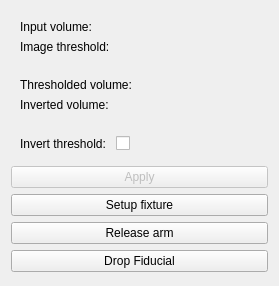
Old version of the form VirtualFixtureLumpectomy/Resources/UI/VirtualFixtureLumpectomy.ui in the repository LauraConnolly/VirtualFixtureLumpectomy.
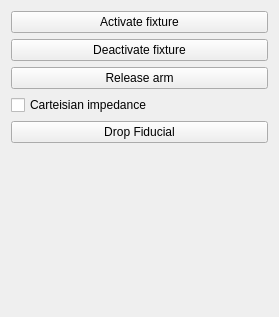
New version of the form. Custom widgets are drawn as their Qt base class.

Commit message: Updated UI for cartesian impedance and position control.

```diff
--- a/VirtualFixtureLumpectomy/Resources/UI/VirtualFixtureLumpectomy.ui
+++ b/VirtualFixtureLumpectomy/Resources/UI/VirtualFixtureLumpectomy.ui
@@ -7,190 +7,21 @@
     <x>0</x>
     <y>0</y>
     <width>279</width>
-    <height>286</height>
+    <height>317</height>
    </rect>
   </property>
   <layout class="QVBoxLayout" name="verticalLayout">
    <item>
-    <widget class="ctkCollapsibleButton" name="inputsCollapsibleButton" native="true">
-     <property name="text" stdset="0">
-      <string>Inputs</string>
-     </property>
-     <layout class="QFormLayout" name="formLayout_2">
-      <item row="0" column="0">
-       <widget class="QLabel" name="label">
-        <property name="text">
-         <string>Input volume:</string>
-        </property>
-       </widget>
-      </item>
-      <item row="0" column="1">
-       <widget class="qMRMLNodeComboBox" name="inputSelector" native="true">
-        <property name="toolTip">
-         <string>Pick the input to the algorithm.</string>
-        </property>
-        <property name="nodeTypes" stdset="0">
-         <stringlist>
-          <string>vtkMRMLScalarVolumeNode</string>
-         </stringlist>
-        </property>
-        <property name="showChildNodeTypes" stdset="0">
-         <bool>false</bool>
-        </property>
-        <property name="addEnabled" stdset="0">
-         <bool>false</bool>
-        </property>
-        <property name="removeEnabled" stdset="0">
-         <bool>false</bool>
-        </property>
-       </widget>
-      </item>
-      <item row="2" column="0">
-       <widget class="QLabel" name="label_3">
-        <property name="text">
-         <string>Image threshold:</string>
-        </property>
-       </widget>
-      </item>
-      <item row="2" column="1">
-       <widget class="ctkSliderWidget" name="imageThresholdSliderWidget" native="true">
-        <property name="toolTip">
-         <string>Set threshold value for computing the output image. Voxels that have intensities lower than this value will set to zero.</string>
-        </property>
-        <property name="singleStep" stdset="0">
-         <double>0.100000000000000</double>
-        </property>
-        <property name="minimum" stdset="0">
-         <double>-100.000000000000000</double>
-        </property>
-        <property name="maximum" stdset="0">
-         <double>500.000000000000000</double>
-        </property>
-        <property name="value" stdset="0">
-         <double>0.500000000000000</double>
-        </property>
-       </widget>
-      </item>
-     </layout>
-    </widget>
-   </item>
-   <item>
-    <widget class="ctkCollapsibleButton" name="outputsCollapsibleButton" native="true">
-     <property name="text" stdset="0">
-      <string>Outputs</string>
-     </property>
-     <layout class="QFormLayout" name="formLayout_4">
-      <item row="0" column="0">
-       <widget class="QLabel" name="label_2">
-        <property name="text">
-         <string>Thresholded volume:</string>
-        </property>
-       </widget>
-      </item>
-      <item row="0" column="1">
-       <widget class="qMRMLNodeComboBox" name="outputSelector" native="true">
-        <property name="toolTip">
-         <string>Pick the output to the algorithm.</string>
-        </property>
-        <property name="nodeTypes" stdset="0">
-         <stringlist>
-          <string>vtkMRMLScalarVolumeNode</string>
-         </stringlist>
-        </property>
-        <property name="showChildNodeTypes" stdset="0">
-         <bool>false</bool>
-        </property>
-        <property name="noneEnabled" stdset="0">
-         <bool>true</bool>
-        </property>
-        <property name="addEnabled" stdset="0">
-         <bool>true</bool>
-        </property>
-        <property name="removeEnabled" stdset="0">
-         <bool>true</bool>
-        </property>
-       </widget>
-      </item>
-      <item row="1" column="0">
-       <widget class="QLabel" name="label_5">
-        <property name="text">
-         <string>Inverted volume:</string>
-        </property>
-       </widget>
-      </item>
-      <item row="1" column="1">
-       <widget class="qMRMLNodeComboBox" name="invertedOutputSelector" native="true">
-        <property name="toolTip">
-         <string>Result with inverted threshold will be written into this volume</string>
-        </property>
-        <property name="nodeTypes" stdset="0">
-         <stringlist>
-          <string>vtkMRMLScalarVolumeNode</string>
-         </stringlist>
-        </property>
-        <property name="showChildNodeTypes" stdset="0">
-         <bool>false</bool>
-        </property>
-        <property name="noneEnabled" stdset="0">
-         <bool>true</bool>
-        </property>
-        <property name="addEnabled" stdset="0">
-         <bool>true</bool>
-        </property>
-        <property name="removeEnabled" stdset="0">
-         <bool>true</bool>
-        </property>
-       </widget>
-      </item>
-     </layout>
-    </widget>
-   </item>
-   <item>
-    <widget class="ctkCollapsibleButton" name="advancedCollapsibleButton" native="true">
-     <property name="text" stdset="0">
-      <string>Advanced</string>
-     </property>
-     <property name="collapsed" stdset="0">
-      <bool>true</bool>
-     </property>
-     <layout class="QFormLayout" name="formLayout_3">
-      <item row="0" column="0">
-       <widget class="QLabel" name="label_4">
-        <property name="text">
-         <string>Invert threshold: </string>
-        </property>
-       </widget>
-      </item>
-      <item row="0" column="1">
-       <widget class="QCheckBox" name="invertOutputCheckBox">
-        <property name="toolTip">
-         <string>If checked, values above threshold are set to 0. If unchecked, values below are set to 0.</string>
-        </property>
-        <property name="text">
-         <string/>
-        </property>
-       </widget>
-      </item>
-     </layout>
-    </widget>
-   </item>
-   <item>
-    <widget class="QPushButton" name="applyButton">
-     <property name="enabled">
-      <bool>false</bool>
-     </property>
-     <property name="toolTip">
-      <string>Run the algorithm.</string>
-     </property>
+    <widget class="QPushButton" name="activateFixtureButton">
      <property name="text">
-      <string>Apply</string>
+      <string>Activate fixture</string>
      </property>
     </widget>
    </item>
    <item>
     <widget class="QPushButton" name="setupFixtureButton">
      <property name="text">
-      <string>Setup fixture</string>
+      <string>Deactivate fixture</string>
      </property>
     </widget>
    </item>
@@ -201,6 +32,13 @@
      </property>
     </widget>
    </item>
+   <item>
+    <widget class="QCheckBox" name="cartesianImpedanceCheckbox">
+     <property name="text">
+      <string>Carteisian impedance </string>
+     </property>
+    </widget>
+   </item>
    <item>
     <widget class="QPushButton" name="dropFiducialButton">
      <property name="text">
@@ -224,22 +62,6 @@
   </layout>
  </widget>
  <customwidgets>
-  <customwidget>
-   <class>ctkCollapsibleButton</class>
-   <extends>QWidget</extends>
-   <header>ctkCollapsibleButton.h</header>
-   <container>1</container>
-  </customwidget>
-  <customwidget>
-   <class>ctkSliderWidget</class>
-   <extends>QWidget</extends>
-   <header>ctkSliderWidget.h</header>
-  </customwidget>
-  <customwidget>
-   <class>qMRMLNodeComboBox</class>
-   <extends>QWidget</extends>
-   <header>qMRMLNodeComboBox.h</header>
-  </customwidget>
   <customwidget>
    <class>qMRMLWidget</class>
    <extends>QWidget</extends>
```
Left out of the diff: 53 changed lines with no effect on the pictures. The commit also changes 1 other file.
